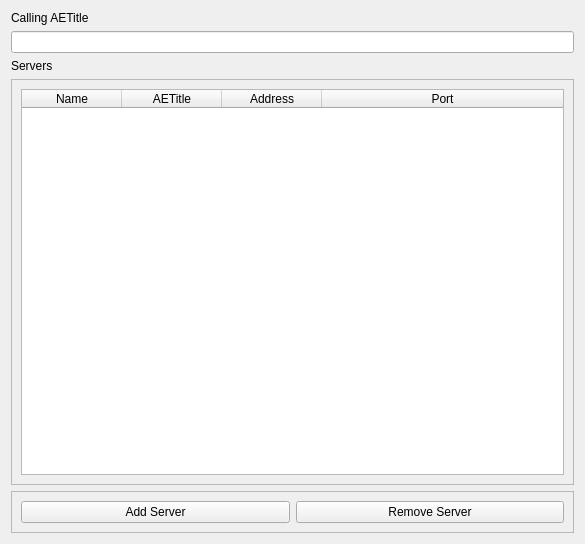
This is Libs/DICOM/Widgets/Resources/UI/ctkDICOMServerNodeWidget.ui in commontk/CTK as Qt 5 draws it before an edit. The edited form follows.
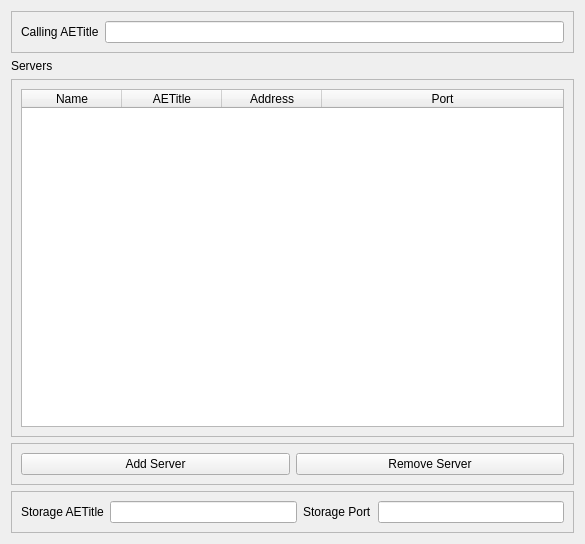
This is the edited form.

Commit message:
Add options for Storage AE title and port
Support for dicom retrieves where remote server needs to
know where to send images (to our local instance)

```diff
--- a/Libs/DICOM/Widgets/Resources/UI/ctkDICOMServerNodeWidget.ui
+++ b/Libs/DICOM/Widgets/Resources/UI/ctkDICOMServerNodeWidget.ui
@@ -15,6 +15,15 @@
   </property>
   <layout class="QVBoxLayout" name="verticalLayout">
    <item>
+    <widget class="QFrame" name="frame_2">
+     <property name="frameShape">
+      <enum>QFrame::StyledPanel</enum>
+     </property>
+     <property name="frameShadow">
+      <enum>QFrame::Raised</enum>
+     </property>
+     <layout class="QHBoxLayout" name="horizontalLayout_2">
+      <item>
     <widget class="QLabel" name="label_2">
      <property name="text">
       <string>Calling AETitle</string>
@@ -24,6 +33,9 @@
    <item>
     <widget class="QLineEdit" name="CallingAETitle"/>
    </item>
+     </layout>
+    </widget>
+   </item>
    <item>
     <widget class="QLabel" name="label">
      <property name="text">
@@ -42,7 +54,7 @@
         <x>0</x>
         <y>0</y>
         <width>565</width>
-        <height>392</height>
+        <height>342</height>
        </rect>
       </property>
       <layout class="QVBoxLayout" name="verticalLayout_2">
@@ -106,6 +118,38 @@
      </layout>
     </widget>
    </item>
+   <item>
+    <widget class="QFrame" name="frame_3">
+     <property name="frameShape">
+      <enum>QFrame::StyledPanel</enum>
+     </property>
+     <property name="frameShadow">
+      <enum>QFrame::Raised</enum>
+     </property>
+     <layout class="QHBoxLayout" name="horizontalLayout_3">
+      <item>
+       <widget class="QLabel" name="label_3">
+        <property name="text">
+         <string>Storage AETitle</string>
+        </property>
+       </widget>
+      </item>
+      <item>
+       <widget class="QLineEdit" name="StorageAETitle"/>
+      </item>
+      <item>
+       <widget class="QLabel" name="label_4">
+        <property name="text">
+         <string>Storage Port</string>
+        </property>
+       </widget>
+      </item>
+      <item>
+       <widget class="QLineEdit" name="StoragePort"/>
+      </item>
+     </layout>
+    </widget>
+   </item>
   </layout>
  </widget>
  <resources/>
```
Lines whose indentation alone changed are shown as unchanged. The commit also changes 2 other files.
